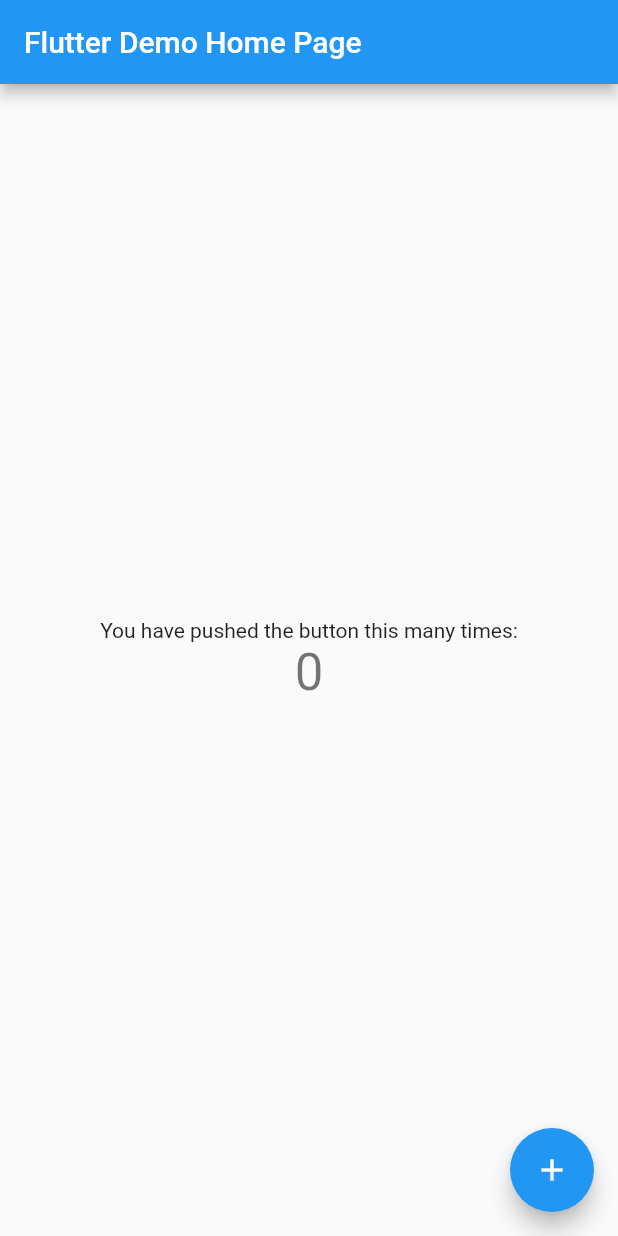
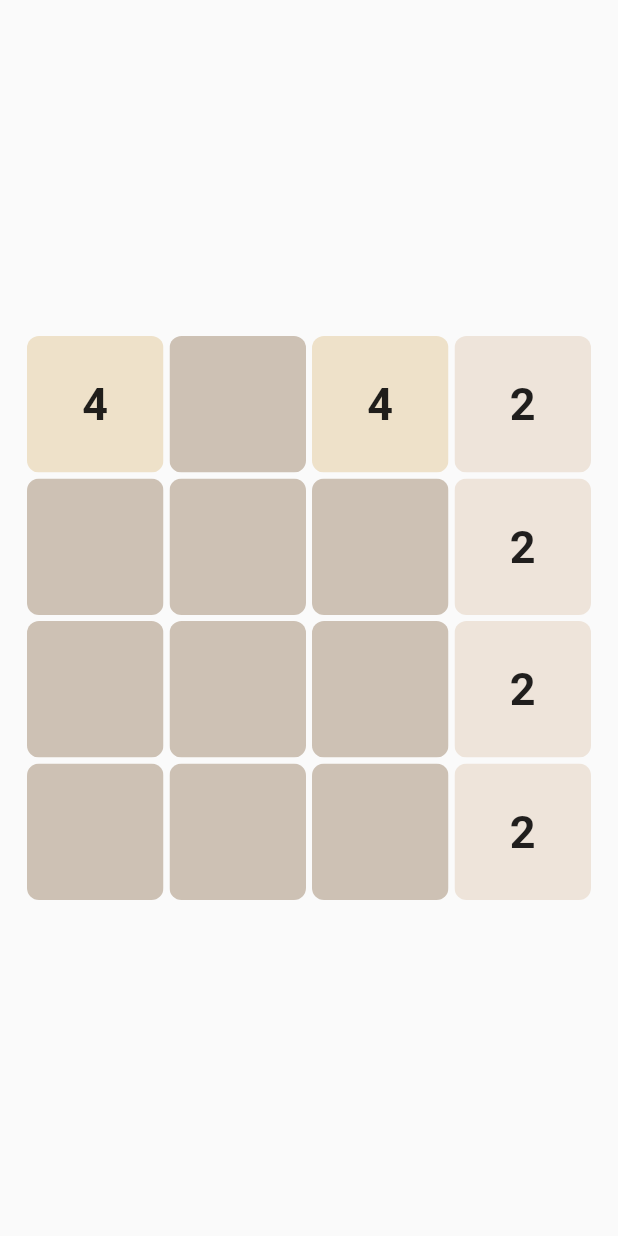
Before and after one commit to LaggeR2204/two_zero_four_eight_game, a Flutter app: the screen it shows after launch, on a phone screen of 412 x 824 dp. Run offline on Flutter 3.47's test engine with Material 2 defaults, Android fonts, the phone set to English and light mode, and no system bars; our stand-ins replace easy_debounce.

Commit message:
create game grid

```diff
--- a/lib/main.dart
+++ b/lib/main.dart
@@ -1,4 +1,6 @@
 import 'package:flutter/material.dart';
+
+import './screens/main_screen.dart';
 
 void main() {
   runApp(const MyApp());
@@ -7,109 +9,16 @@
 class MyApp extends StatelessWidget {
   const MyApp({Key? key}) : super(key: key);
 
-  // This widget is the root of your application.
   @override
   Widget build(BuildContext context) {
     return MaterialApp(
-      title: 'Flutter Demo',
-      theme: ThemeData(
-        // This is the theme of your application.
-        //
-        // Try running your application with "flutter run". You'll see the
-        // application has a blue toolbar. Then, without quitting the app, try
-        // changing the primarySwatch below to Colors.green and then invoke
-        // "hot reload" (press "r" in the console where you ran "flutter run",
-        // or simply save your changes to "hot reload" in a Flutter IDE).
-        // Notice that the counter didn't reset back to zero; the application
-        // is not restarted.
-        primarySwatch: Colors.blue,
-      ),
-      home: const MyHomePage(title: 'Flutter Demo Home Page'),
-    );
+        title: '2048 by LaggeR',
+        theme: ThemeData(
+          primarySwatch: Colors.blue,
+        ),
+        debugShowCheckedModeBanner: false,
+        home: const MainScreen(
+          size: 4,
+        ));
   }
 }
-
-class MyHomePage extends StatefulWidget {
-  const MyHomePage({Key? key, required this.title}) : super(key: key);
-
-  // This widget is the home page of your application. It is stateful, meaning
-  // that it has a State object (defined below) that contains fields that affect
-  // how it looks.
-
-  // This class is the configuration for the state. It holds the values (in this
-  // case the title) provided by the parent (in this case the App widget) and
-  // used by the build method of the State. Fields in a Widget subclass are
-  // always marked "final".
-
-  final String title;
-
-  @override
-  State<MyHomePage> createState() => _MyHomePageState();
-}
-
-class _MyHomePageState extends State<MyHomePage> {
-  int _counter = 0;
-
-  void _incrementCounter() {
-    setState(() {
-      // This call to setState tells the Flutter framework that something has
-      // changed in this State, which causes it to rerun the build method below
-      // so that the display can reflect the updated values. If we changed
-      // _counter without calling setState(), then the build method would not be
-      // called again, and so nothing would appear to happen.
-      _counter++;
-    });
-  }
-
-  @override
-  Widget build(BuildContext context) {
-    // This method is rerun every time setState is called, for instance as done
-    // by the _incrementCounter method above.
-    //
-    // The Flutter framework has been optimized to make rerunning build methods
-    // fast, so that you can just rebuild anything that needs updating rather
-    // than having to individually change instances of widgets.
-    return Scaffold(
-      appBar: AppBar(
-        // Here we take the value from the MyHomePage object that was created by
-        // the App.build method, and use it to set our appbar title.
-        title: Text(widget.title),
-      ),
-      body: Center(
-        // Center is a layout widget. It takes a single child and positions it
-        // in the middle of the parent.
-        child: Column(
-          // Column is also a layout widget. It takes a list of children and
-          // arranges them vertically. By default, it sizes itself to fit its
-          // children horizontally, and tries to be as tall as its parent.
-          //
-          // Invoke "debug painting" (press "p" in the console, choose the
-          // "Toggle Debug Paint" action from the Flutter Inspector in Android
-          // Studio, or the "Toggle Debug Paint" command in Visual Studio Code)
-          // to see the wireframe for each widget.
-          //
-          // Column has various properties to control how it sizes itself and
-          // how it positions its children. Here we use mainAxisAlignment to
-          // center the children vertically; the main axis here is the vertical
-          // axis because Columns are vertical (the cross axis would be
-          // horizontal).
-          mainAxisAlignment: MainAxisAlignment.center,
-          children: <Widget>[
-            const Text(
-              'You have pushed the button this many times:',
-            ),
-            Text(
-              '$_counter',
-              style: Theme.of(context).textTheme.headline4,
-            ),
-          ],
-        ),
-      ),
-      floatingActionButton: FloatingActionButton(
-        onPressed: _incrementCounter,
-        tooltip: 'Increment',
-        child: const Icon(Icons.add),
-      ), // This trailing comma makes auto-formatting nicer for build methods.
-    );
-  }
-}
--- /dev/null
+++ b/lib/screens/main_screen.dart
@@ -0,0 +1,310 @@
+import 'dart:math';
+
+import 'package:easy_debounce/easy_debounce.dart';
+import 'package:flutter/material.dart';
+import 'package:flutter/services.dart';
+
+import '../widgets/pixel.dart';
+
+class MainScreen extends StatefulWidget {
+  final int size;
+
+  const MainScreen({Key? key, required this.size}) : super(key: key);
+
+  @override
+  State<MainScreen> createState() => _MainScreenState();
+}
+
+class _MainScreenState extends State<MainScreen> {
+  FocusNode focusNode = FocusNode();
+  bool _isFinishMove = true;
+  final _random = Random();
+  final Map<int, Color> colorList = {
+    2: Color(0xFFEEE4DA),
+    4: Color(0xFFEEE1C9),
+    8: Color(0xFFF2B179),
+    16: Color(0xFFF59563),
+    32: Color(0xFFF67C60),
+    64: Color(0xFFF65E3B),
+    128: Color(0xFFEDCF73),
+    256: Color(0xFFEDCC62),
+    512: Color(0xFFEDC850),
+    1024: Color(0xFFEDC53F),
+    2048: Color(0xFFEDC22D)
+  };
+
+  List<List<int>> currentItems = [
+    [4, 0, 4, 2],
+    [0, 0, 0, 2],
+    [0, 0, 0, 2],
+    [0, 0, 0, 2]
+  ];
+
+  List<List<int>> beforeItems = [];
+  List<List<int>> afterItems = [];
+
+  @override
+  Widget build(BuildContext context) {
+    var _screenSize = MediaQuery.of(context).size;
+
+    FocusScope.of(context).requestFocus(focusNode);
+
+    return Scaffold(
+      body: Center(
+        child: SizedBox(
+          width: (_screenSize.width > _screenSize.height)
+              ? _screenSize.height
+              : _screenSize.width,
+          height: (_screenSize.width > _screenSize.height)
+              ? _screenSize.height
+              : _screenSize.width,
+          child: Padding(
+            padding: const EdgeInsets.all(16.0),
+            child: GestureDetector(
+              onHorizontalDragEnd: (details) {
+                if (details.primaryVelocity == null) return;
+                _isFinishMove = false;
+                if (details.primaryVelocity! > 0) {
+                  _goRight();
+                } else {
+                  _goLeft();
+                }
+              },
+              onVerticalDragEnd: (details) {
+                if (details.primaryVelocity == null) return;
+                _isFinishMove = false;
+                if (details.primaryVelocity! > 0) {
+                  _goDown();
+                } else {
+                  _goUp();
+                }
+              },
+              child: RawKeyboardListener(
+                autofocus: true,
+                focusNode: focusNode,
+                onKey: (RawKeyEvent event) {
+                  _isFinishMove = false;
+                  if (event.repeat && _isFinishMove) {
+                    EasyDebounce.debounce(
+                        'delay-key',
+                        const Duration(milliseconds: 500),
+                        () => _onKeyPress(event.data.logicalKey));
+                  } else {
+                    _onKeyPress(event.data.logicalKey);
+                  }
+                },
+                child: _buildGrid(context, widget.size, widget.size),
+              ),
+            ),
+          ),
+        ),
+      ),
+    );
+  }
+
+  _onKeyPress(LogicalKeyboardKey logicalKeyboardKey) {
+    if (logicalKeyboardKey == LogicalKeyboardKey.arrowDown) {
+      _goDown();
+    }
+    if (logicalKeyboardKey == LogicalKeyboardKey.arrowLeft) {
+      _goLeft();
+    }
+    if (logicalKeyboardKey == LogicalKeyboardKey.arrowRight) {
+      _goRight();
+    }
+    if (logicalKeyboardKey == LogicalKeyboardKey.arrowUp) {
+      _goUp();
+    }
+  }
+
+  _goDown() {
+    print('DOWN');
+    List<List<int>> newList = [];
+    for (var j = 0; j < widget.size; j++) {
+      List<int> list = [];
+      for (var i = widget.size - 1; i >= 0; i--) {
+        list.add(currentItems[i][j]);
+      }
+      newList.add(list);
+    }
+
+    List<List<int>> transformedItems = [];
+    for (var i = 0; i < widget.size; i++) {
+      transformedItems.add(_getTransformedList(newList[i]));
+    }
+
+    List<List<int>>? rearrangeItems = [];
+    for (var i = widget.size - 1; i >= 0; i--) {
+      List<int> list = [];
+      for (var j = 0; j < widget.size; j++) {
+        list.add(transformedItems[j][i]);
+      }
+      rearrangeItems.add(list);
+    }
+    rearrangeItems = addNewNumber(rearrangeItems);
+
+    if (rearrangeItems == null) {
+      return;
+    } else {
+      setState(() {
+        currentItems = rearrangeItems!;
+        _isFinishMove = true;
+      });
+    }
+  }
+
+  _goUp() {
+    print('UP');
+    List<List<int>> newList = [];
+    for (var j = 0; j < widget.size; j++) {
+      List<int> list = [];
+      for (var i = 0; i < widget.size; i++) {
+        list.add(currentItems[i][j]);
+      }
+      newList.add(list);
+    }
+
+    List<List<int>> transformedItems = [];
+    for (var i = 0; i < widget.size; i++) {
+      transformedItems.add(_getTransformedList(newList[i]));
+    }
+
+    List<List<int>>? rearrangeItems = [];
+    for (var i = 0; i < widget.size; i++) {
+      List<int> list = [];
+      for (var j = 0; j < widget.size; j++) {
+        list.add(transformedItems[j][i]);
+      }
+      rearrangeItems.add(list);
+    }
+
+    rearrangeItems = addNewNumber(rearrangeItems);
+
+    if (rearrangeItems == null) {
+      return;
+    } else {
+      setState(() {
+        currentItems = rearrangeItems!;
+        _isFinishMove = true;
+      });
+    }
+  }
+
+  _goLeft() {
+    print('LEFT');
+    List<List<int>>? transformedItems = [];
+    for (var i = 0; i < widget.size; i++) {
+      transformedItems.add(_getTransformedList(currentItems[i]));
+    }
+    transformedItems = addNewNumber(transformedItems);
+
+    if (transformedItems == null) {
+      return;
+    } else {
+      setState(() {
+        currentItems = transformedItems!;
+        _isFinishMove = true;
+      });
+    }
+  }
+
+  _goRight() {
+    print('RIGHT');
+    List<List<int>>? transformedItems = [];
+    for (var i = 0; i < widget.size; i++) {
+      transformedItems.add(
+          _getTransformedList(currentItems[i].reversed.toList())
+              .reversed
+              .toList());
+    }
+    transformedItems = addNewNumber(transformedItems);
+
+    if (transformedItems == null) {
+      return;
+    } else {
+      setState(() {
+        currentItems = transformedItems!;
+        _isFinishMove = true;
+      });
+    }
+  }
+
+  List<int> _getTransformedList(List<int> beforeList) {
+    List<int> transformedList = [];
+    List<int> transformedIndex = [];
+
+    beforeList.removeWhere((e) => e == 0);
+
+    if (beforeList.isEmpty) return List<int>.generate(widget.size, (_) => 0);
+
+    for (var i = 0; i < beforeList.length; i++) {
+      if (!transformedIndex.contains(i)) {
+        if (i == beforeList.length - 1 || beforeList[i] != beforeList[i + 1]) {
+          transformedList.add(beforeList[i]);
+          transformedIndex.add(i);
+        } else {
+          transformedIndex.addAll([i, i + 1]);
+          transformedList.add(2 * beforeList[i]);
+        }
+      }
+    }
+
+    return List<int>.generate(widget.size,
+        (i) => (i > transformedList.length - 1) ? 0 : transformedList[i]);
+  }
+
+  Widget _buildGrid(BuildContext context, int rowLength, int columnLength) {
+    return Column(
+      children: [..._buildColumns(context, rowLength, columnLength)],
+    );
+  }
+
+  _buildColumns(BuildContext context, int rowLength, int columnLength) {
+    List<Widget> listColumn = [];
+    for (var i = 0; i < columnLength; i++) {
+      listColumn.add(Expanded(
+          child: Row(
+        children: [..._buildRows(context, rowLength, i)],
+      )));
+    }
+    return listColumn;
+  }
+
+  _buildRows(BuildContext context, int rowLength, int columnIndex) {
+    List<Widget> listRow = [];
+    for (var i = 0; i < rowLength; i++) {
+      listRow.add(Expanded(
+          child: Pixel(
+        color: colorList[currentItems[columnIndex][i]],
+        child: Text(
+          currentItems[columnIndex][i] != 0
+              ? currentItems[columnIndex][i].toString()
+              : '',
+          style: const TextStyle(fontWeight: FontWeight.bold, fontSize: 30),
+        ),
+      )));
+    }
+    return listRow;
+  }
+
+  List<List<int>>? addNewNumber(List<List<int>> items) {
+    List<int> x = [];
+    List<int> y = [];
+    for (var i = 0; i < widget.size; i++) {
+      for (var j = 0; j < widget.size; j++) {
+        if (items[i][j] == 0) {
+          x.add(i);
+          y.add(j);
+        }
+      }
+    }
+
+    if (x.isEmpty) {
+      return null;
+    }
+
+    var _randomIndex = _random.nextInt(x.length);
+    items[x[_randomIndex]][y[_randomIndex]] = 2;
+    return items;
+  }
+}
--- /dev/null
+++ b/lib/widgets/pixel.dart
@@ -0,0 +1,22 @@
+import 'package:flutter/material.dart';
+
+class Pixel extends StatelessWidget {
+  final Color? color;
+  final Widget? child;
+
+  const Pixel({Key? key, this.color, this.child}) : super(key: key);
+
+  @override
+  Widget build(BuildContext context) {
+    return Padding(
+      padding: const EdgeInsets.all(2.0),
+      child: ClipRRect(
+        borderRadius: const BorderRadius.all(Radius.circular(8.0)),
+        child: Container(
+          color: color ?? const Color(0xffcdc1b4),
+          child: Center(child: child),
+        ),
+      ),
+    );
+  }
+}
--- a/pubspec.yaml
+++ b/pubspec.yaml
@@ -34,6 +34,7 @@
   # The following adds the Cupertino Icons font to your application.
   # Use with the CupertinoIcons class for iOS style icons.
   cupertino_icons: ^1.0.2
+  easy_debounce: ^2.0.2+1
 
 dev_dependencies:
   flutter_test:
```
Also changed, not shown: pubspec.lock.
